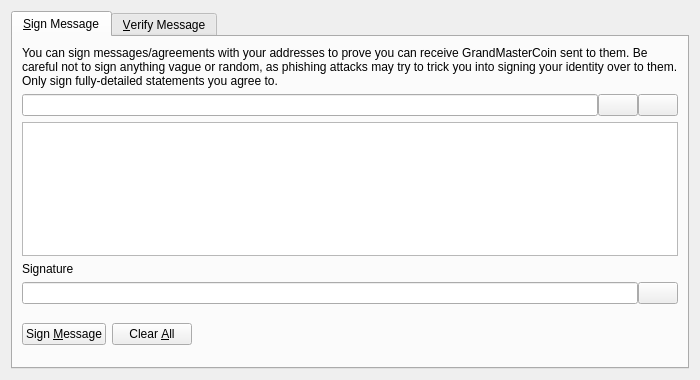
Old version of the form src/qt/forms/signverifymessagedialog.ui in the repository globalmovementclub/globalmovementclub.
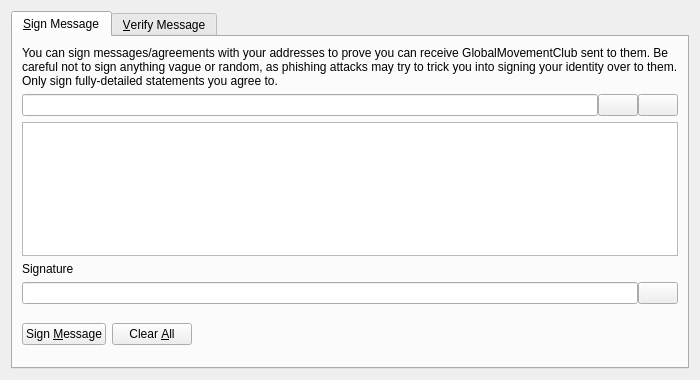
New version of the form. Custom widgets are drawn as their Qt base class.

The edit to the form file:
```diff
--- a/src/qt/forms/signverifymessagedialog.ui
+++ b/src/qt/forms/signverifymessagedialog.ui
@@ -30,7 +30,7 @@
        <item>
         <widget class="QLabel" name="infoLabel_SM">
          <property name="text">
-          <string>You can sign messages/agreements with your addresses to prove you can receive GrandMasterCoin sent to them. Be careful not to sign anything vague or random, as phishing attacks may try to trick you into signing your identity over to them. Only sign fully-detailed statements you agree to.</string>
+          <string>You can sign messages/agreements with your addresses to prove you can receive GlobalMovementClub sent to them. Be careful not to sign anything vague or random, as phishing attacks may try to trick you into signing your identity over to them. Only sign fully-detailed statements you agree to.</string>
          </property>
          <property name="textFormat">
           <enum>Qt::PlainText</enum>
```
Left out of the diff: 10 changed lines with no effect on the pictures.
